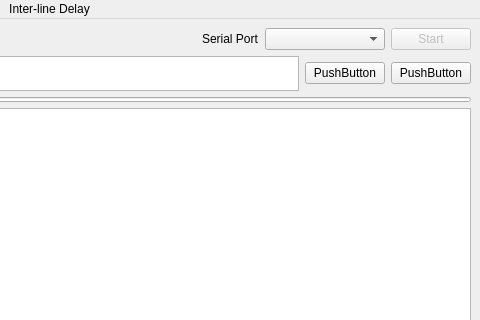
cronblocks/eserial-qt, file main_window.ui: the form before one commit; both pictures show x 320 to 800 and y 0 to 320 of the 800 by 646 pixel window.
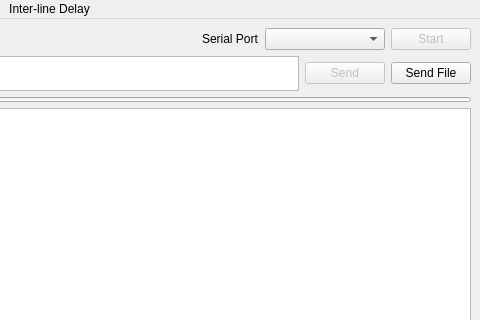
The form after the commit.

Commit message: Transmit layout done

Patch:
```diff
--- a/main_window.ui
+++ b/main_window.ui
@@ -113,16 +113,19 @@
          </widget>
         </item>
         <item>
-         <widget class="QPushButton" name="pushButton_2">
+         <widget class="QPushButton" name="transmitTextSendButton">
+          <property name="enabled">
+           <bool>false</bool>
+          </property>
           <property name="text">
-           <string>PushButton</string>
+           <string>Send</string>
           </property>
          </widget>
         </item>
         <item>
          <widget class="QPushButton" name="pushButton_3">
           <property name="text">
-           <string>PushButton</string>
+           <string>Send File</string>
           </property>
          </widget>
         </item>
```
Left out of the diff: 10 changed lines with no effect on the pictures.
